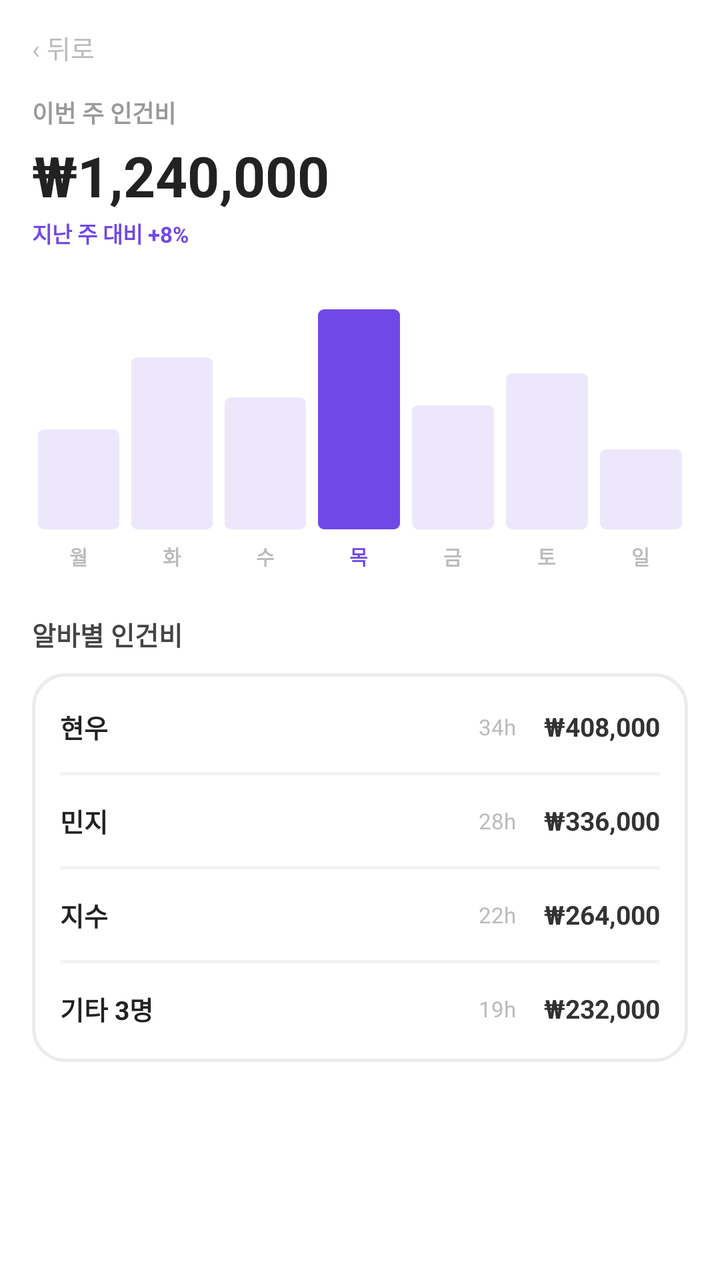
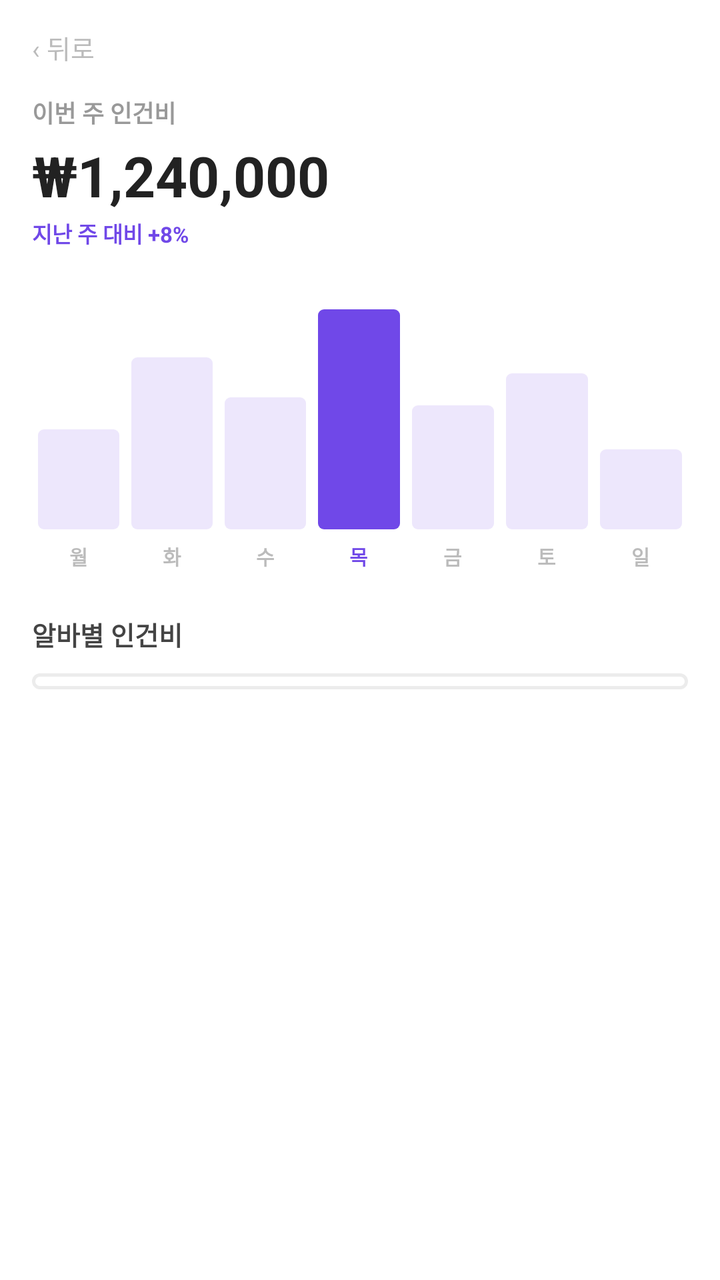

Screens rendered from an Android XML layout before and after an edit, with the pre-edit source and the edit as a unified diff.
<!-- AndroidManifest.xml: application theme Theme.PTManagerEmployer -->
<!-- res/layout/activity_labor_cost.xml -->
<?xml version="1.0" encoding="utf-8"?>
<ScrollView xmlns:android="http://schemas.android.com/apk/res/android"
    android:id="@+id/labor_root"
    android:layout_width="match_parent"
    android:layout_height="match_parent"
    android:background="@color/white"
    android:fillViewport="true">

    <LinearLayout
        android:layout_width="match_parent"
        android:layout_height="wrap_content"
        android:orientation="vertical"
        android:paddingHorizontal="16dp"
        android:paddingBottom="28dp">

        <TextView
            android:id="@+id/btn_back"
            android:layout_width="wrap_content"
            android:layout_height="wrap_content"
            android:text="‹ 뒤로"
            android:textColor="@color/text_hint"
            android:textSize="13sp"
            android:paddingVertical="14dp"
            android:paddingEnd="14dp"
            android:background="?attr/selectableItemBackground" />

        <TextView
            android:layout_width="wrap_content"
            android:layout_height="wrap_content"
            android:text="이번 주 인건비"
            android:textColor="@color/text_tertiary"
            android:textSize="12sp"
            android:textStyle="bold" />

        <TextView
            android:layout_width="wrap_content"
            android:layout_height="wrap_content"
            android:layout_marginTop="4dp"
            android:text="₩1,240,000"
            android:textColor="@color/text_primary"
            android:textSize="28sp"
            android:textStyle="bold" />

        <TextView
            android:layout_width="wrap_content"
            android:layout_height="wrap_content"
            android:layout_marginTop="2dp"
            android:text="지난 주 대비 +8%"
            android:textColor="@color/brand"
            android:textSize="11sp"
            android:textStyle="bold" />

        
        <LinearLayout
            android:layout_width="match_parent"
            android:layout_height="120dp"
            android:layout_marginTop="20dp"
            android:orientation="horizontal"
            android:gravity="bottom"
            android:baselineAligned="false">

            <View style="@style/Bar" android:layout_height="50dp" />
            <View style="@style/Bar" android:layout_height="86dp" />
            <View style="@style/Bar" android:layout_height="66dp" />
            <View style="@style/Bar" android:layout_height="110dp"
                android:background="@drawable/bg_bar_active" />
            <View style="@style/Bar" android:layout_height="62dp" />
            <View style="@style/Bar" android:layout_height="78dp" />
            <View style="@style/Bar" android:layout_height="40dp" />
        </LinearLayout>

        <LinearLayout
            android:layout_width="match_parent"
            android:layout_height="wrap_content"
            android:layout_marginTop="6dp"
            android:orientation="horizontal"
            android:baselineAligned="false">

            <TextView style="@style/ChartDay" android:text="월" />
            <TextView style="@style/ChartDay" android:text="화" />
            <TextView style="@style/ChartDay" android:text="수" />
            <TextView style="@style/ChartDay" android:text="목" android:textColor="@color/brand" />
            <TextView style="@style/ChartDay" android:text="금" />
            <TextView style="@style/ChartDay" android:text="토" />
            <TextView style="@style/ChartDay" android:text="일" />
        </LinearLayout>

        <TextView
            android:layout_width="wrap_content"
            android:layout_height="wrap_content"
            android:layout_marginTop="22dp"
            android:text="알바별 인건비"
            android:textColor="#444444"
            android:textSize="13sp"
            android:textStyle="bold" />

        <LinearLayout
            android:layout_width="match_parent"
            android:layout_height="wrap_content"
            android:layout_marginTop="10dp"
            android:orientation="vertical"
            android:background="@drawable/bg_card"
            android:paddingHorizontal="14dp"
            android:paddingVertical="4dp">

            <LinearLayout style="@style/CostRow">
                <TextView style="@style/CostName" android:text="현우" />
                <TextView style="@style/CostHours" android:text="34h" />
                <TextView style="@style/CostAmount" android:text="₩408,000" />
            </LinearLayout>
            <View style="@style/DetailDivider" />
            <LinearLayout style="@style/CostRow">
                <TextView style="@style/CostName" android:text="민지" />
                <TextView style="@style/CostHours" android:text="28h" />
                <TextView style="@style/CostAmount" android:text="₩336,000" />
            </LinearLayout>
            <View style="@style/DetailDivider" />
            <LinearLayout style="@style/CostRow">
                <TextView style="@style/CostName" android:text="지수" />
                <TextView style="@style/CostHours" android:text="22h" />
                <TextView style="@style/CostAmount" android:text="₩264,000" />
            </LinearLayout>
            <View style="@style/DetailDivider" />
            <LinearLayout style="@style/CostRow">
                <TextView style="@style/CostName" android:text="기타 3명" />
                <TextView style="@style/CostHours" android:text="19h" />
                <TextView style="@style/CostAmount" android:text="₩232,000" />
            </LinearLayout>
        </LinearLayout>
    </LinearLayout>
</ScrollView>
<!-- resources referenced by this layout -->
<resources>
  <color name="brand">#7048E8</color>
  <color name="text_hint">#BBBBBB</color>
  <color name="text_primary">#222222</color>
  <color name="text_tertiary">#999999</color>
  <color name="white">#FFFFFFFF</color>
  <!-- drawable bg_bar_active (drawable) -->
  <?xml version="1.0" encoding="utf-8"?>
  <shape xmlns:android="http://schemas.android.com/apk/res/android" android:shape="rectangle">
      <solid android:color="@color/brand" />
      <corners android:radius="3dp" />
  </shape>
  <!-- drawable bg_card (drawable) -->
  <?xml version="1.0" encoding="utf-8"?>
  <shape xmlns:android="http://schemas.android.com/apk/res/android" android:shape="rectangle">
      <solid android:color="@color/white" />
      <corners android:radius="16dp" />
      <stroke android:width="1.5dp" android:color="@color/border" />
  </shape>
  <style name="Bar">
          <item name="android:layout_width">0dp</item>
          <item name="android:layout_weight">1</item>
          <item name="android:layout_marginHorizontal">3dp</item>
          <item name="android:background">@drawable/bg_bar</item>
      </style>
  <style name="ChartDay">
          <item name="android:layout_width">0dp</item>
          <item name="android:layout_height">wrap_content</item>
          <item name="android:layout_weight">1</item>
          <item name="android:gravity">center</item>
          <item name="android:textColor">@color/text_hint</item>
          <item name="android:textSize">10sp</item>
          <item name="android:textStyle">bold</item>
      </style>
  <style name="CostAmount">
          <item name="android:layout_width">wrap_content</item>
          <item name="android:layout_height">wrap_content</item>
          <item name="android:textColor">#333333</item>
          <item name="android:textSize">13sp</item>
          <item name="android:textStyle">bold</item>
      </style>
  <style name="CostHours">
          <item name="android:layout_width">wrap_content</item>
          <item name="android:layout_height">wrap_content</item>
          <item name="android:layout_marginEnd">14dp</item>
          <item name="android:textColor">@color/text_hint</item>
          <item name="android:textSize">11sp</item>
      </style>
  <style name="CostName">
          <item name="android:layout_width">0dp</item>
          <item name="android:layout_height">wrap_content</item>
          <item name="android:layout_weight">1</item>
          <item name="android:textColor">@color/text_primary</item>
          <item name="android:textSize">13sp</item>
          <item name="android:textStyle">bold</item>
      </style>
  <style name="CostRow">
          <item name="android:layout_width">match_parent</item>
          <item name="android:layout_height">wrap_content</item>
          <item name="android:orientation">horizontal</item>
          <item name="android:gravity">center_vertical</item>
          <item name="android:paddingVertical">13dp</item>
      </style>
  <style name="DetailDivider">
          <item name="android:layout_width">match_parent</item>
          <item name="android:layout_height">1.5dp</item>
          <item name="android:background">#F3F3F3</item>
      </style>
  <style name="Theme.PTManagerEmployer" parent="Base.Theme.PTManagerEmployer" />
  <color name="border">#ECECEC</color>
  <!-- drawable bg_bar (drawable) -->
  <?xml version="1.0" encoding="utf-8"?>
  <shape xmlns:android="http://schemas.android.com/apk/res/android" android:shape="rectangle">
      <solid android:color="@color/brand_chip" />
      <corners android:radius="3dp" />
  </shape>
  <color name="brand_chip">#EDE7FC</color>
  <!-- unchanged entries left out for length: 1 -->
</resources>

<!-- the commit's change to res/layout/activity_labor_cost.xml (unified diff, before → after) -->
@@ -33,6 +33,7 @@
             android:textStyle="bold" />
 
         <TextView
+            android:id="@+id/tv_total"
             android:layout_width="wrap_content"
             android:layout_height="wrap_content"
             android:layout_marginTop="4dp"
@@ -42,6 +43,7 @@
             android:textStyle="bold" />
 
         <TextView
+            android:id="@+id/tv_subtitle"
             android:layout_width="wrap_content"
             android:layout_height="wrap_content"
             android:layout_marginTop="2dp"
@@ -95,6 +97,7 @@
             android:textStyle="bold" />
 
         <LinearLayout
+            android:id="@+id/cost_container"
             android:layout_width="match_parent"
             android:layout_height="wrap_content"
             android:layout_marginTop="10dp"
@@ -103,29 +106,16 @@
             android:paddingHorizontal="14dp"
             android:paddingVertical="4dp">
 
-            <LinearLayout style="@style/CostRow">
-                <TextView style="@style/CostName" android:text="현우" />
-                <TextView style="@style/CostHours" android:text="34h" />
-                <TextView style="@style/CostAmount" android:text="₩408,000" />
-            </LinearLayout>
-            <View style="@style/DetailDivider" />
-            <LinearLayout style="@style/CostRow">
-                <TextView style="@style/CostName" android:text="민지" />
-                <TextView style="@style/CostHours" android:text="28h" />
-                <TextView style="@style/CostAmount" android:text="₩336,000" />
-            </LinearLayout>
-            <View style="@style/DetailDivider" />
-            <LinearLayout style="@style/CostRow">
-                <TextView style="@style/CostName" android:text="지수" />
-                <TextView style="@style/CostHours" android:text="22h" />
-                <TextView style="@style/CostAmount" android:text="₩264,000" />
-            </LinearLayout>
-            <View style="@style/DetailDivider" />
-            <LinearLayout style="@style/CostRow">
-                <TextView style="@style/CostName" android:text="기타 3명" />
-                <TextView style="@style/CostHours" android:text="19h" />
-                <TextView style="@style/CostAmount" android:text="₩232,000" />
-            </LinearLayout>
+            <TextView
+                android:id="@+id/tv_cost_empty"
+                android:layout_width="match_parent"
+                android:layout_height="wrap_content"
+                android:padding="16dp"
+                android:gravity="center"
+                android:text="집계할 인건비가 없습니다."
+                android:textColor="@color/text_tertiary"
+                android:textSize="12sp"
+                android:visibility="gone" />
         </LinearLayout>
     </LinearLayout>
 </ScrollView>
<!-- resource entries referenced after the edit -->
@@ -33,40 +33,6 @@
           <item name="android:textSize">10sp</item>
           <item name="android:textStyle">bold</item>
       </style>
-  <style name="CostAmount">
-          <item name="android:layout_width">wrap_content</item>
-          <item name="android:layout_height">wrap_content</item>
-          <item name="android:textColor">#333333</item>
-          <item name="android:textSize">13sp</item>
-          <item name="android:textStyle">bold</item>
-      </style>
-  <style name="CostHours">
-          <item name="android:layout_width">wrap_content</item>
-          <item name="android:layout_height">wrap_content</item>
-          <item name="android:layout_marginEnd">14dp</item>
-          <item name="android:textColor">@color/text_hint</item>
-          <item name="android:textSize">11sp</item>
-      </style>
-  <style name="CostName">
-          <item name="android:layout_width">0dp</item>
-          <item name="android:layout_height">wrap_content</item>
-          <item name="android:layout_weight">1</item>
-          <item name="android:textColor">@color/text_primary</item>
-          <item name="android:textSize">13sp</item>
-          <item name="android:textStyle">bold</item>
-      </style>
-  <style name="CostRow">
-          <item name="android:layout_width">match_parent</item>
-          <item name="android:layout_height">wrap_content</item>
-          <item name="android:orientation">horizontal</item>
-          <item name="android:gravity">center_vertical</item>
-          <item name="android:paddingVertical">13dp</item>
-      </style>
-  <style name="DetailDivider">
-          <item name="android:layout_width">match_parent</item>
-          <item name="android:layout_height">1.5dp</item>
-          <item name="android:background">#F3F3F3</item>
-      </style>
   <style name="Theme.PTManagerEmployer" parent="Base.Theme.PTManagerEmployer" />
   <color name="border">#ECECEC</color>
   <!-- drawable bg_bar (drawable) -->
